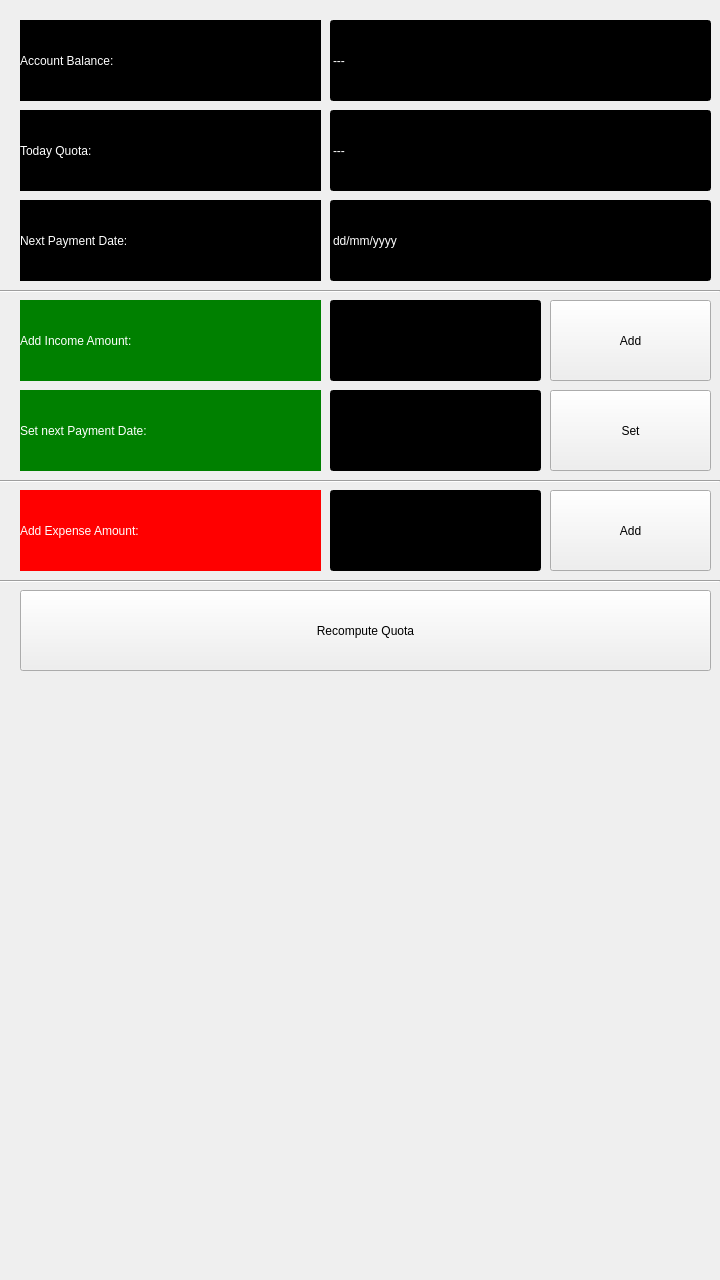
Before: the Qt Designer form mainwindow.ui in langelog/Daily-Equitative, drawn with Qt 5.
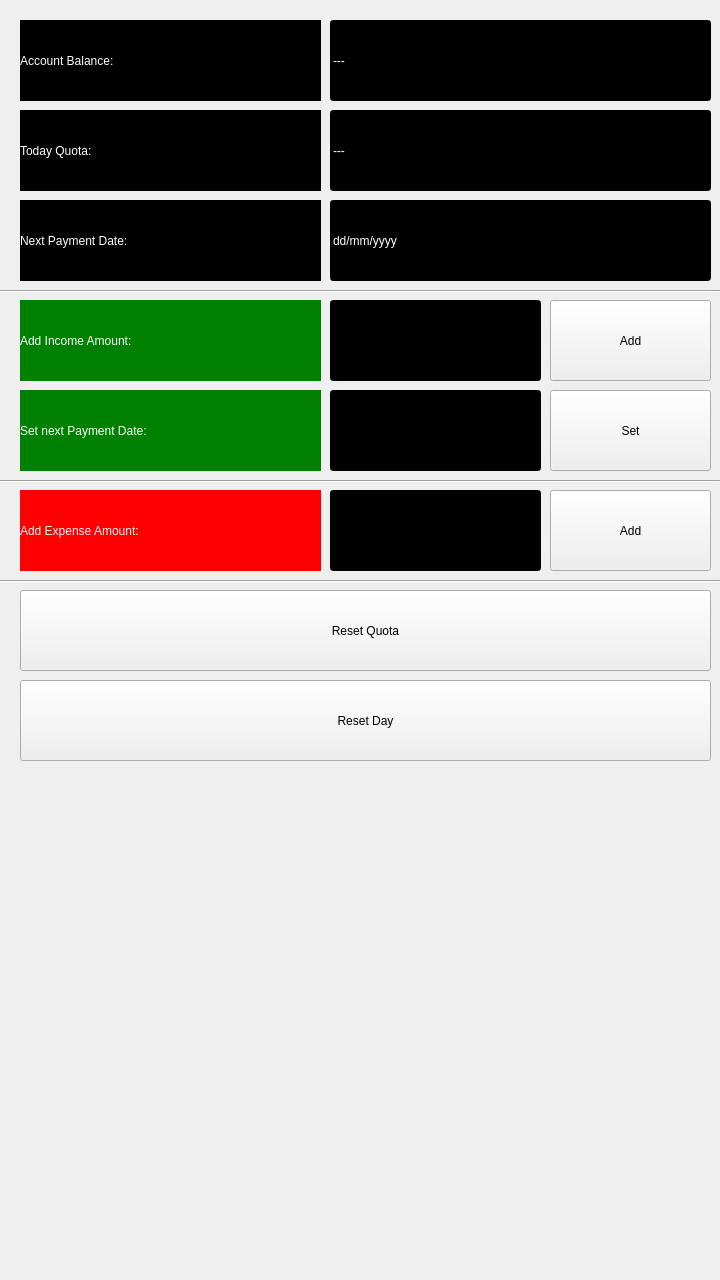
After: the same form once the commit is applied.

What changed in the file:
```diff
--- a/mainwindow.ui
+++ b/mainwindow.ui
@@ -279,7 +279,7 @@
      </rect>
     </property>
     <property name="text">
-     <string>Recompute Quota</string>
+     <string>Reset Quota</string>
     </property>
    </widget>
    <widget class="QLineEdit" name="line_OutNextPaymentDate">
@@ -320,6 +320,19 @@
      <string>Next Payment Date:</string>
     </property>
    </widget>
+   <widget class="QPushButton" name="pushExpenseAmount_3">
+    <property name="geometry">
+     <rect>
+      <x>20</x>
+      <y>680</y>
+      <width>691</width>
+      <height>81</height>
+     </rect>
+    </property>
+    <property name="text">
+     <string>Reset Day</string>
+    </property>
+   </widget>
   </widget>
  </widget>
  <layoutdefault spacing="6" margin="11"/>
```
